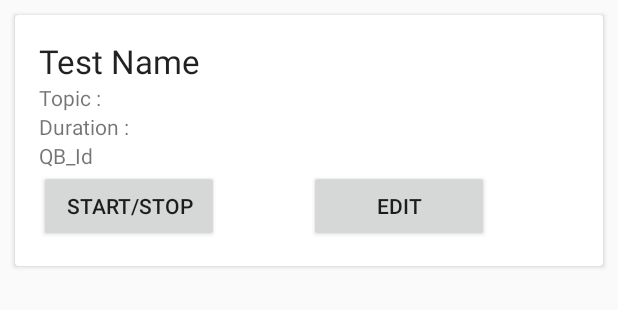
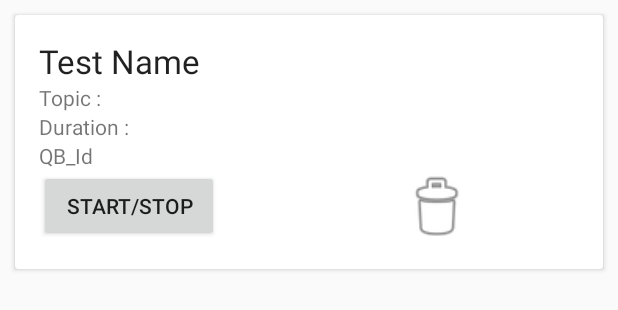
Before and after one commit to DeepanshuLuhach/Quiz-App, an Android app: the layout activity_display_test__list_item.xml on its own in the app's theme, with its tools: preview values and no code run, on a phone screen of 412 x 824 dp. Shown: the top 310 px of the screen. Run offline under Robolectric (Android 15) with nearby library versions, the phone set to English and light mode, and no system bars.

Commit message:
Test can now be deleted by the Admin.

```diff
--- a/app/src/main/res/layout/activity_display_test__list_item.xml
+++ b/app/src/main/res/layout/activity_display_test__list_item.xml
@@ -47,13 +47,14 @@
                     android:layout_height="wrap_content"
                     android:text="@string/start_stop"
                     />
-                <Button
-                    android:id="@+id/btn_edit_test"
-                    android:layout_marginStart="60dp"
-                    android:layout_width="120dp"
-                    android:layout_height="wrap_content"
-                    android:text="@string/edit"
-                    />
+
+                <ImageButton
+                    android:id="@+id/btn_delete_test"
+                    android:layout_width="50dp"
+                    android:layout_height="50dp"
+                    android:layout_marginStart="120dp"
+
+                    android:background="@android:drawable/ic_menu_delete" />
 
             </LinearLayout>
 
```
Also changed, not shown: app/src/main/java/com/deepanshu/quiz/DisplayTest_adapter.java (+77 -3 lines), app/src/main/java/com/deepanshu/quiz/MyAddapter.java (+4 -4 lines), app/src/main/java/com/deepanshu/quiz/TestResult.java (+16 -15 lines), 11 other files.
